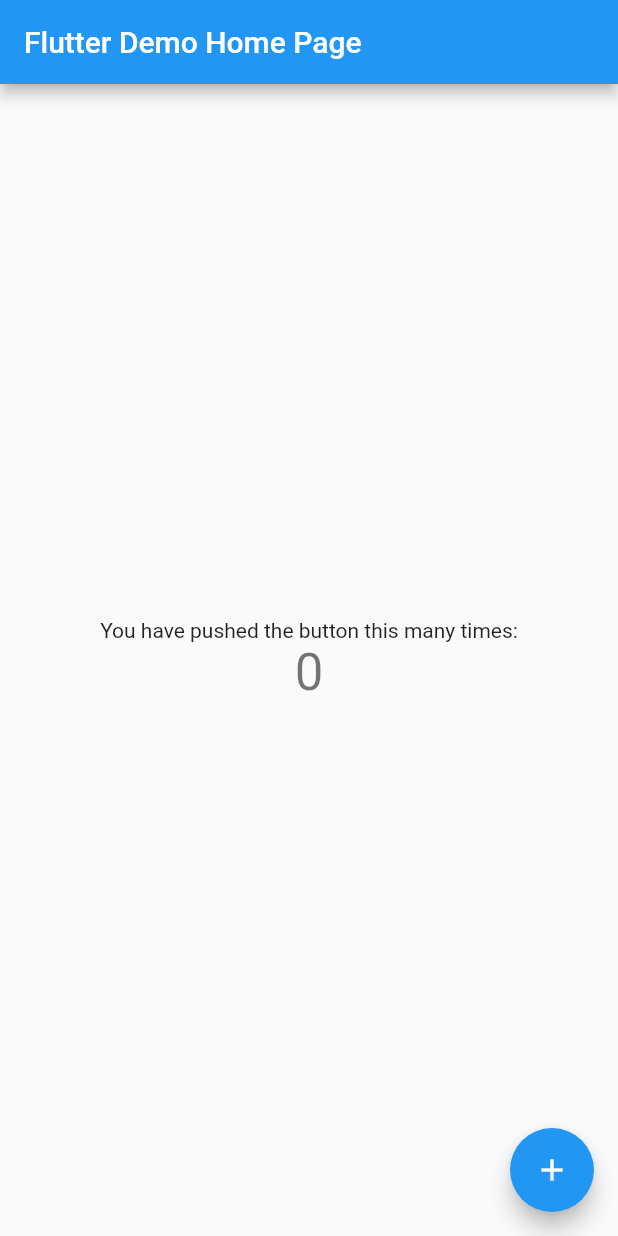
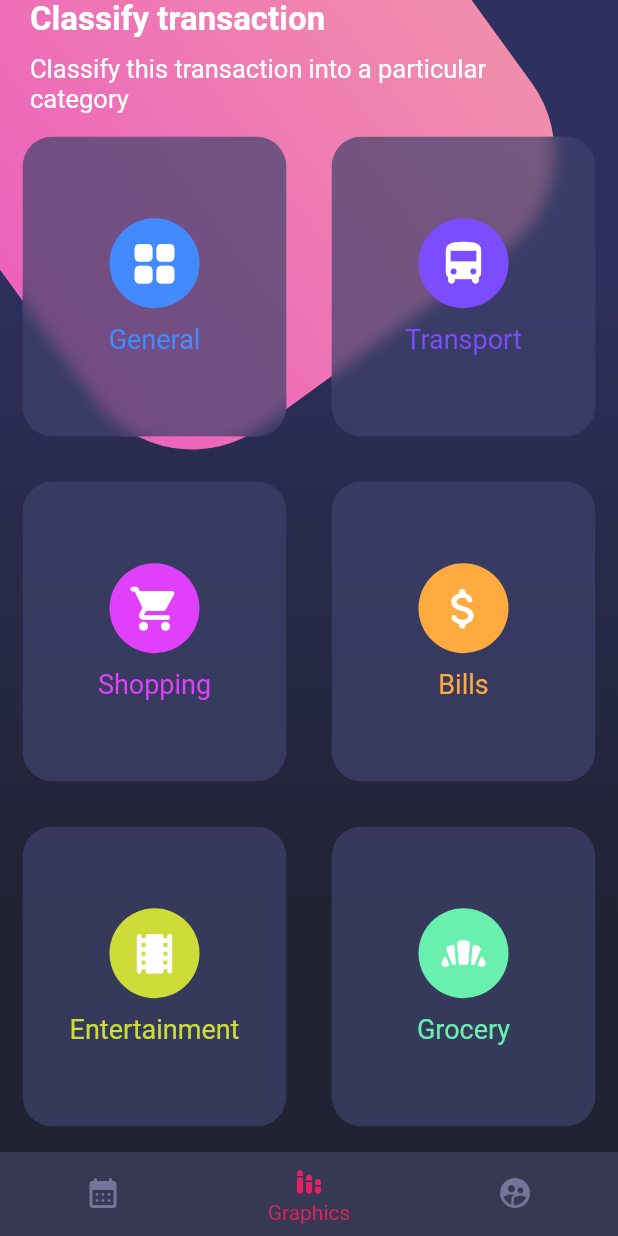
Before and after one commit to cristianfraga/design_advance, a Flutter app: the screen it shows after launch, on a phone screen of 412 x 824 dp. Run offline on Flutter 3.47's test engine with Material 2 defaults, Android fonts, the phone set to English and light mode, and no system bars.

Commit message:
Advance design in flutter

```diff
--- a/lib/main.dart
+++ b/lib/main.dart
@@ -1,115 +1,25 @@
+import 'package:design_advance/screens/home_screen.dart';
 import 'package:flutter/material.dart';
+import 'package:flutter/services.dart';
 
-void main() {
-  runApp(const MyApp());
-}
+void main() => runApp(const MyApp());
 
 class MyApp extends StatelessWidget {
   const MyApp({super.key});
 
-  // This widget is the root of your application.
   @override
   Widget build(BuildContext context) {
+
+    SystemChrome.setSystemUIOverlayStyle(SystemUiOverlayStyle.light);
+
     return MaterialApp(
-      title: 'Flutter Demo',
-      theme: ThemeData(
-        // This is the theme of your application.
-        //
-        // Try running your application with "flutter run". You'll see the
-        // application has a blue toolbar. Then, without quitting the app, try
-        // changing the primarySwatch below to Colors.green and then invoke
-        // "hot reload" (press "r" in the console where you ran "flutter run",
-        // or simply save your changes to "hot reload" in a Flutter IDE).
-        // Notice that the counter didn't reset back to zero; the application
-        // is not restarted.
-        primarySwatch: Colors.blue,
-      ),
-      home: const MyHomePage(title: 'Flutter Demo Home Page'),
+      debugShowCheckedModeBanner: false,
+      title: 'Material App',
+      theme: ThemeData.dark(),
+      initialRoute: 'home_screen',
+      routes: {
+        'home_screen': (_) => const HomeScreen()
+      },
     );
   }
 }
-
-class MyHomePage extends StatefulWidget {
-  const MyHomePage({super.key, required this.title});
-
-  // This widget is the home page of your application. It is stateful, meaning
-  // that it has a State object (defined below) that contains fields that affect
-  // how it looks.
-
-  // This class is the configuration for the state. It holds the values (in this
-  // case the title) provided by the parent (in this case the App widget) and
-  // used by the build method of the State. Fields in a Widget subclass are
-  // always marked "final".
-
-  final String title;
-
-  @override
-  State<MyHomePage> createState() => _MyHomePageState();
-}
-
-class _MyHomePageState extends State<MyHomePage> {
-  int _counter = 0;
-
-  void _incrementCounter() {
-    setState(() {
-      // This call to setState tells the Flutter framework that something has
-      // changed in this State, which causes it to rerun the build method below
-      // so that the display can reflect the updated values. If we changed
-      // _counter without calling setState(), then the build method would not be
-      // called again, and so nothing would appear to happen.
-      _counter++;
-    });
-  }
-
-  @override
-  Widget build(BuildContext context) {
-    // This method is rerun every time setState is called, for instance as done
-    // by the _incrementCounter method above.
-    //
-    // The Flutter framework has been optimized to make rerunning build methods
-    // fast, so that you can just rebuild anything that needs updating rather
-    // than having to individually change instances of widgets.
-    return Scaffold(
-      appBar: AppBar(
-        // Here we take the value from the MyHomePage object that was created by
-        // the App.build method, and use it to set our appbar title.
-        title: Text(widget.title),
-      ),
-      body: Center(
-        // Center is a layout widget. It takes a single child and positions it
-        // in the middle of the parent.
-        child: Column(
-          // Column is also a layout widget. It takes a list of children and
-          // arranges them vertically. By default, it sizes itself to fit its
-          // children horizontally, and tries to be as tall as its parent.
-          //
-          // Invoke "debug painting" (press "p" in the console, choose the
-          // "Toggle Debug Paint" action from the Flutter Inspector in Android
-          // Studio, or the "Toggle Debug Paint" command in Visual Studio Code)
-          // to see the wireframe for each widget.
-          //
-          // Column has various properties to control how it sizes itself and
-          // how it positions its children. Here we use mainAxisAlignment to
-          // center the children vertically; the main axis here is the vertical
-          // axis because Columns are vertical (the cross axis would be
-          // horizontal).
-          mainAxisAlignment: MainAxisAlignment.center,
-          children: <Widget>[
-            const Text(
-              'You have pushed the button this many times:',
-            ),
-            Text(
-              '$_counter',
-              style: Theme.of(context).textTheme.headlineMedium,
-            ),
-          ],
-        ),
-      ),
-      floatingActionButton: FloatingActionButton(
-        onPressed: _incrementCounter,
-        tooltip: 'Increment',
-        child: const Icon(Icons.add),
-      ), // This trailing comma makes auto-formatting nicer for build methods.
-    );
-  }
-}
--- /dev/null
+++ b/lib/screens/home_screen.dart
@@ -0,0 +1,37 @@
+import 'package:flutter/material.dart';
+
+import 'package:design_advance/widgets/widgets.dart';
+
+class HomeScreen extends StatelessWidget {
+  const HomeScreen({Key? key}) : super(key: key);
+
+  @override
+  Widget build(BuildContext context) {
+    return Scaffold(
+      body: Stack(
+        children: [
+          const Background(),
+          _HomeBody(),
+        ],
+      ),
+        bottomNavigationBar: const CustomBottomNavigation(),
+    );
+  }
+}
+
+class _HomeBody extends StatelessWidget {
+
+  @override
+  Widget build(BuildContext context) {
+    return SingleChildScrollView(
+      child: Column(
+        children: const [
+          // Titles
+          PageTitle(),
+          // Card Table
+          CardTable(),
+        ],
+      ),
+    );
+  }
+}
--- /dev/null
+++ b/lib/widgets/background.dart
@@ -0,0 +1,56 @@
+import 'dart:math';
+
+import 'package:flutter/material.dart';
+
+class Background extends StatelessWidget {
+  const Background({super.key});
+
+  final boxDecoration = const BoxDecoration(
+    gradient: LinearGradient(
+      begin: Alignment.topCenter,
+      end: Alignment.bottomCenter,
+      stops: [0.2, 0.8],
+      colors: [Color(0xff2E305F), Color(0xff202333)],
+    ),
+  );
+
+  @override
+  Widget build(BuildContext context) {
+    return Stack(
+      children: [
+        //Purple Gradient
+        Container(decoration: boxDecoration),
+        //Pink Container
+        const Positioned(
+            top: -100,
+            left: -30,
+            child: _PinkContainer(),
+        ),
+      ],
+    );
+  }
+}
+
+class _PinkContainer extends StatelessWidget {
+  const _PinkContainer({Key? key}) : super(key: key);
+
+  @override
+  Widget build(BuildContext context) {
+    return Transform.rotate(
+      angle: -pi / 5.0,
+      child: Container(
+        width: 360,
+        height: 360,
+        decoration: BoxDecoration(
+          borderRadius: BorderRadius.circular(80),
+          gradient: const LinearGradient(
+            colors: [
+              Color.fromRGBO(236, 98, 188, 1),
+              Color.fromRGBO(241, 142, 172, 1)
+            ],
+          ),
+        ),
+      ),
+    );
+  }
+}
--- /dev/null
+++ b/lib/widgets/card_table.dart
@@ -0,0 +1,99 @@
+import 'dart:ui';
+
+import 'package:flutter/material.dart';
+
+class CardTable extends StatelessWidget {
+  const CardTable({Key? key}) : super(key: key);
+
+  @override
+  Widget build(BuildContext context) {
+    return Table(
+      children: const [
+        TableRow(children: [
+          _SingleCard(
+              color: Colors.blueAccent,
+              icon: Icons.grid_view_rounded,
+              text: 'General'),
+          _SingleCard(
+              color: Colors.deepPurpleAccent,
+              icon: Icons.directions_bus_rounded,
+              text: 'Transport'),
+        ]),
+        TableRow(children: [
+          _SingleCard(
+              color: Colors.purpleAccent,
+              icon: Icons.shopping_cart_rounded,
+              text: 'Shopping'),
+          _SingleCard(
+              color: Colors.orangeAccent,
+              icon: Icons.attach_money_rounded,
+              text: 'Bills'),
+        ]),
+        TableRow(children: [
+          _SingleCard(
+              color: Colors.lime,
+              icon: Icons.local_movies_rounded,
+              text: 'Entertainment'),
+          _SingleCard(
+              color: Colors.greenAccent,
+              icon: Icons.bakery_dining_rounded,
+              text: 'Grocery'),
+        ]),
+      ],
+    );
+  }
+}
+
+class _SingleCard extends StatelessWidget {
+  final IconData icon;
+  final Color color;
+  final String text;
+
+  const _SingleCard(
+      {super.key, required this.icon, required this.color, required this.text});
+
+  @override
+  Widget build(BuildContext context) {
+    return _SingleCardBackground(
+      child: Column(
+        mainAxisAlignment: MainAxisAlignment.center,
+        children: [
+          CircleAvatar(
+            backgroundColor: color,
+            radius: 30,
+            child: Icon(icon, size: 35, color: Colors.white),
+          ),
+          const SizedBox(height: 10),
+          Text(text, style: TextStyle(color: color, fontSize: 18)),
+        ],
+      ),
+    );
+  }
+}
+
+class _SingleCardBackground extends StatelessWidget {
+  final Widget child;
+
+  const _SingleCardBackground({Key? key, required this.child}) : super(key: key);
+
+  @override
+  Widget build(BuildContext context) {
+    return Container(
+      margin: const EdgeInsets.all(15),
+      child: ClipRRect(
+        borderRadius: BorderRadius.circular(20),
+        child: BackdropFilter(
+          filter: ImageFilter.blur(sigmaX: 5.0, sigmaY: 5.0),
+          child: Container(
+            height: 200,
+            decoration: BoxDecoration(
+              color: const Color.fromRGBO(62, 66, 107, 0.7),
+              borderRadius: BorderRadius.circular(20),
+            ),
+            child: child,
+          ),
+        ),
+      ),
+    );
+  }
+}
--- /dev/null
+++ b/lib/widgets/custom_bottom_navigation.dart
@@ -0,0 +1,31 @@
+import 'package:flutter/material.dart';
+
+class CustomBottomNavigation extends StatelessWidget {
+  const CustomBottomNavigation({Key? key}) : super(key: key);
+
+  @override
+  Widget build(BuildContext context) {
+    return BottomNavigationBar(
+      // showSelectedLabels: false,
+      showUnselectedLabels: false,
+      selectedItemColor: Colors.pink,
+      unselectedItemColor: const Color.fromRGBO(116, 117, 152, 1),
+      backgroundColor: const Color.fromRGBO(55, 57, 84, 1),
+      currentIndex: 1,
+      items: const [
+        BottomNavigationBarItem(
+          icon: Icon(Icons.calendar_month_rounded),
+          label: "Calendar",
+        ),
+        BottomNavigationBarItem(
+          icon: Icon(Icons.stacked_bar_chart_rounded),
+          label: "Graphics",
+        ),
+        BottomNavigationBarItem(
+          icon: Icon(Icons.supervised_user_circle_rounded),
+          label: "Users",
+        ),
+      ],
+    );
+  }
+}
--- /dev/null
+++ b/lib/widgets/page_title.dart
@@ -0,0 +1,23 @@
+import 'package:flutter/material.dart';
+
+class PageTitle extends StatelessWidget {
+  const PageTitle({Key? key}) : super(key: key);
+
+  @override
+  Widget build(BuildContext context) {
+    return SafeArea(
+      bottom: false,
+      child: Container(
+        margin: const EdgeInsets.symmetric(horizontal: 20),
+        child: Column(
+          crossAxisAlignment: CrossAxisAlignment.start,
+          children: const [
+            Text('Classify transaction', style: TextStyle(fontSize: 22, fontWeight: FontWeight.bold, color: Colors.white)),
+            SizedBox(height: 10,),
+            Text('Classify this transaction into a particular category', style: TextStyle(fontSize: 17, color: Colors.white)),
+          ],
+        ),
+      ),
+    );
+  }
+}
--- /dev/null
+++ b/lib/widgets/widgets.dart
@@ -0,0 +1,4 @@
+export 'package:design_advance/widgets/background.dart';
+export 'package:design_advance/widgets/custom_bottom_navigation.dart';
+export 'package:design_advance/widgets/page_title.dart';
+export 'package:design_advance/widgets/card_table.dart';
```
